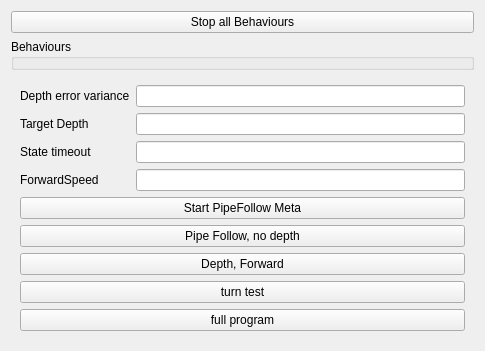
Above: Hanse/MetaBehaviour/metabehaviourform.ui from iti-luebeck/HANSE2011 before the change. Below: the same form after it.
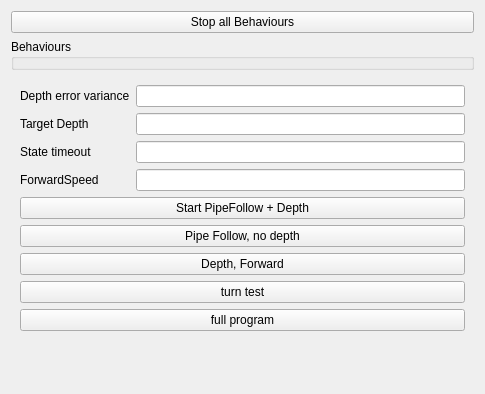
That is the form after the change.

```diff
--- a/Hanse/MetaBehaviour/metabehaviourform.ui
+++ b/Hanse/MetaBehaviour/metabehaviourform.ui
@@ -7,7 +7,7 @@
     <x>0</x>
     <y>0</y>
     <width>485</width>
-    <height>338</height>
+    <height>394</height>
    </rect>
   </property>
   <property name="windowTitle">
@@ -92,7 +92,7 @@
       <item row="4" column="0" colspan="2">
        <widget class="QPushButton" name="pipeFollowMeta">
         <property name="text">
-         <string>Start PipeFollow Meta</string>
+         <string>Start PipeFollow + Depth</string>
         </property>
        </widget>
       </item>
```
